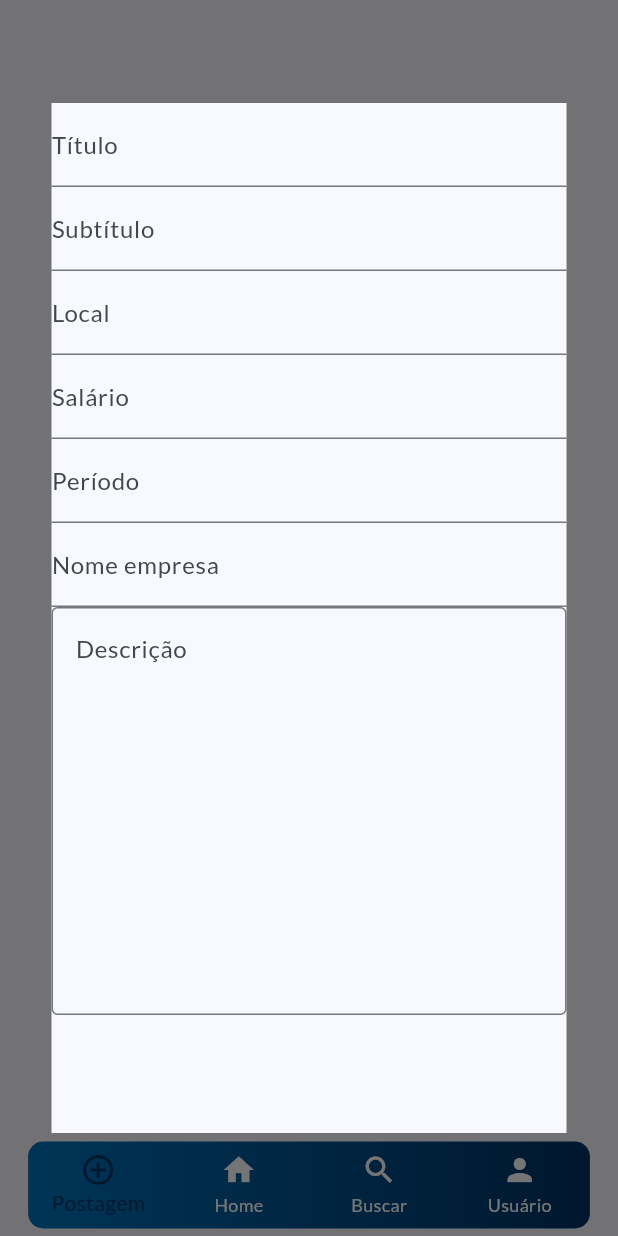
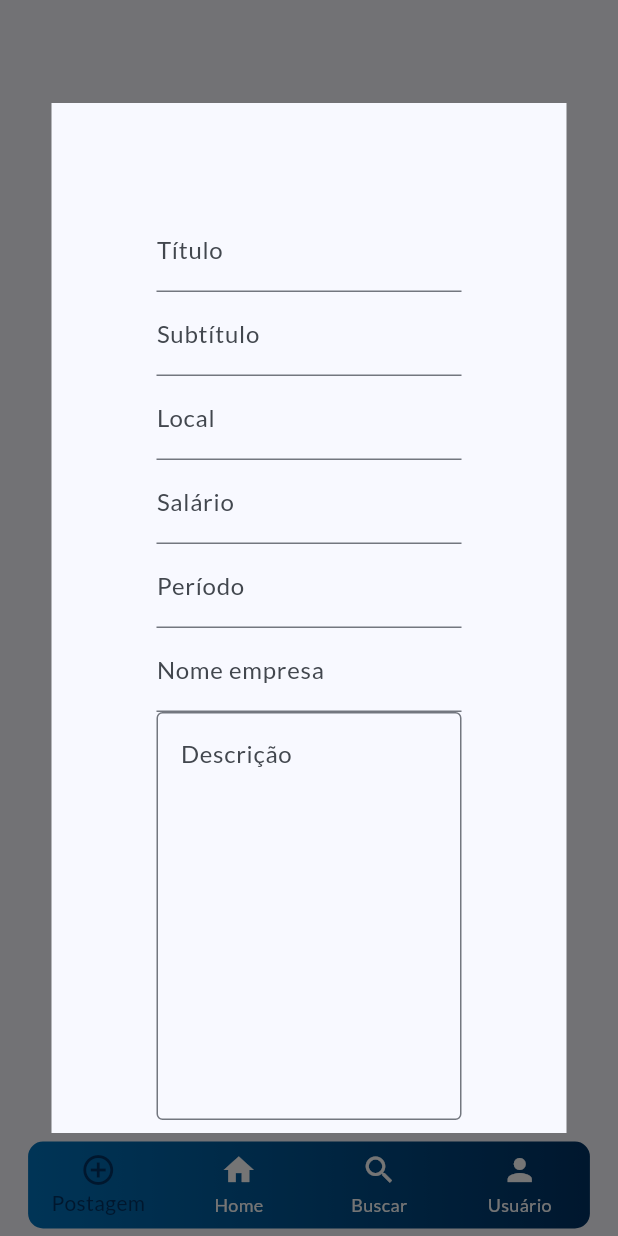
Before and after one commit to victorhug01/unijobs, a Flutter app: the screen it shows once a user with an empty profile is signed in, after a tap on "Nova Postagem", on a phone screen of 412 x 824 dp. Run offline on Flutter 3.47's test engine with Material 3 defaults, Android fonts, the phone set to English and light mode, and no system bars; our stand-ins replace email_validator, firebase_auth, firebase_core, google_fonts, supabase_flutter; accounts and stored records are empty; statements that could not run were skipped.

Commit message:
Editando campo de criação de postagem

```diff
--- a/lib/main.dart
+++ b/lib/main.dart
@@ -1,5 +1,6 @@
 import 'package:firebase_core/firebase_core.dart';
 import 'package:flutter/material.dart';
+import 'package:supabase_flutter/supabase_flutter.dart';
 import 'package:unijobs/firebase_options.dart';
 import 'package:unijobs/src/app/myapp.dart';
 
@@ -8,5 +9,9 @@ void main() async {
   await Firebase.initializeApp(
     options: DefaultFirebaseOptions.currentPlatform,
   );
+  await Supabase.initialize(
+    url: 'https://swqmvhzmtijusbsdsbme.supabase.co',
+    anonKey: 'eyJhbGciOiJIUzI1NiIsInR5cCI6IkpXVCJ9.eyJpc3MiOiJzdXBhYmFzZSIsInJlZiI6InN3cW12aHptdGlqdXNic2RzYm1lIiwicm9sZSI6ImFub24iLCJpYXQiOjE3MjQ4Nzk2MzIsImV4cCI6MjA0MDQ1NTYzMn0.AlKL-hMyu_4DqRuSoqyFfOoJqmAKfue2sK5X8cbKkLY',
+  );
   runApp(const MyApp());
 }
--- a/lib/src/views/navigation/newpost/newpost_page.dart
+++ b/lib/src/views/navigation/newpost/newpost_page.dart
@@ -36,6 +36,8 @@ class _NewpostPageState extends State<NewpostPage> with ValidationMixinClass {
                       height: MediaQuery.sizeOf(context).height / 1.2,
                       child: Form(
                         child: SingleChildScrollView(
+                          child: Padding(
+                            padding: const EdgeInsets.all(70.0),
                             child: Column(
                               children: [
                                 TextFormFieldComponent(
@@ -96,6 +98,7 @@ class _NewpostPageState extends State<NewpostPage> with ValidationMixinClass {
                         ),
                       ),
                     ),
+                  ),
                 );
               },
             );
@@ -123,7 +126,7 @@ void main() async {
   await Supabase.initialize(
     url: 'https://swqmvhzmtijusbsdsbme.supabase.co',
     anonKey:
-        'eyJhbGciOiJIUzI1NiIsInR5cCI6IkpXVCJ9.eyJpc3MiOiJzdXBhYmFzZSIsInJlZiI6InN3cW12aHptdGlqdXNic2RzYm1lIiwicm9sZSI6ImFub24iLCJpYXQiOjE3MjQ4Nzk2MzIsImV4cCI6MjA0MDQ1NTYzMn0.AlKL-hMyu_4DqRuSoqyFfOoJqmAKfue2sK5X8cbKkLY',
+        '',
   );
   runApp(const MyApp());
 }
--- a/pubspec.yaml
+++ b/pubspec.yaml
@@ -39,6 +39,7 @@ dependencies:
   email_validator: ^3.0.0
   firebase_core: ^2.24.2
   firebase_auth: ^4.16.0
+  supabase_flutter: ^2.6.0
 
 
 dev_dependencies:
```
Also changed, not shown: pubspec.lock. Lines whose indentation alone changed are shown as unchanged.
